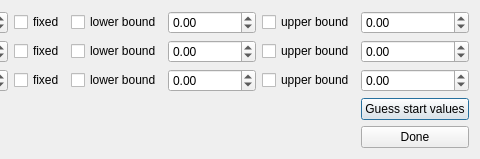
Before: the Qt Designer form pensant/ui/gaussModelFitParameters.ui in syncope/pensant, drawn with Qt 5; both pictures show x 467 to 947 and y 0 to 159 of the 947 by 159 pixel window.
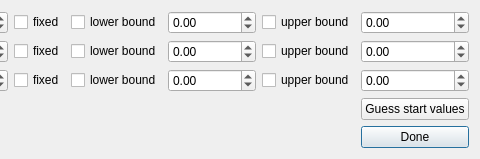
After: the same form once the commit is applied.

Commit message: + updated the default button to "Done", makes handling easier

What changed in the file:
```diff
--- a/pensant/ui/gaussModelFitParameters.ui
+++ b/pensant/ui/gaussModelFitParameters.ui
@@ -298,6 +298,12 @@
        <property name="text">
         <string>Done</string>
        </property>
+       <property name="autoDefault">
+        <bool>false</bool>
+       </property>
+       <property name="default">
+        <bool>true</bool>
+       </property>
       </widget>
      </item>
     </layout>
```
The commit also changes 4 other files.
